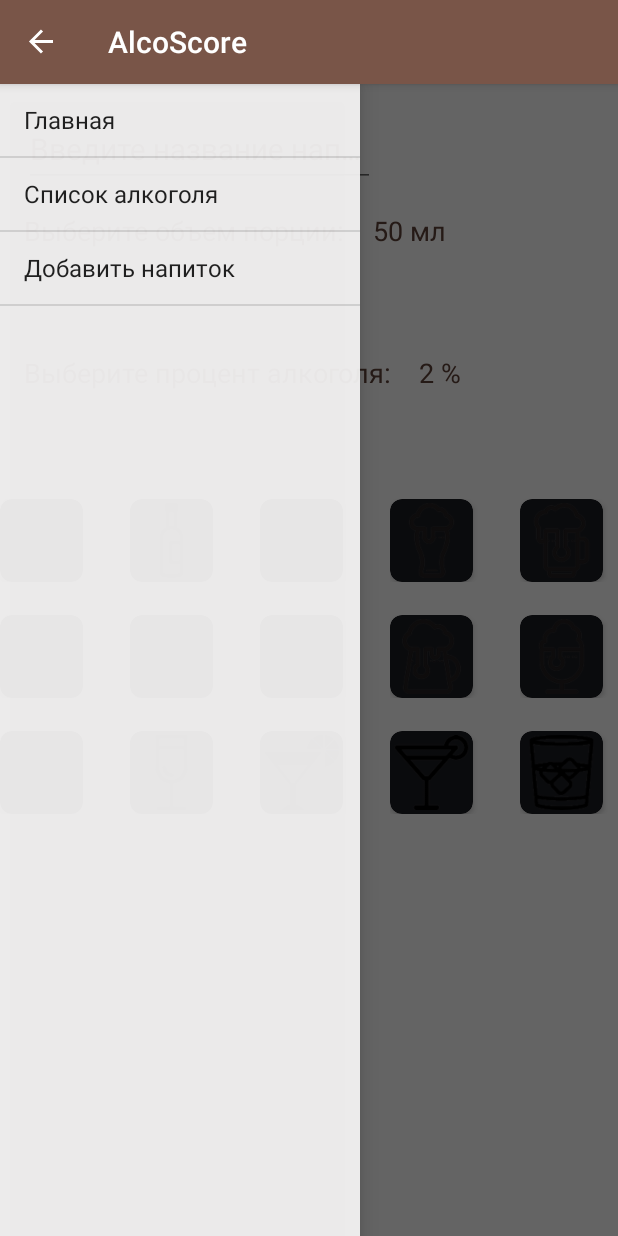
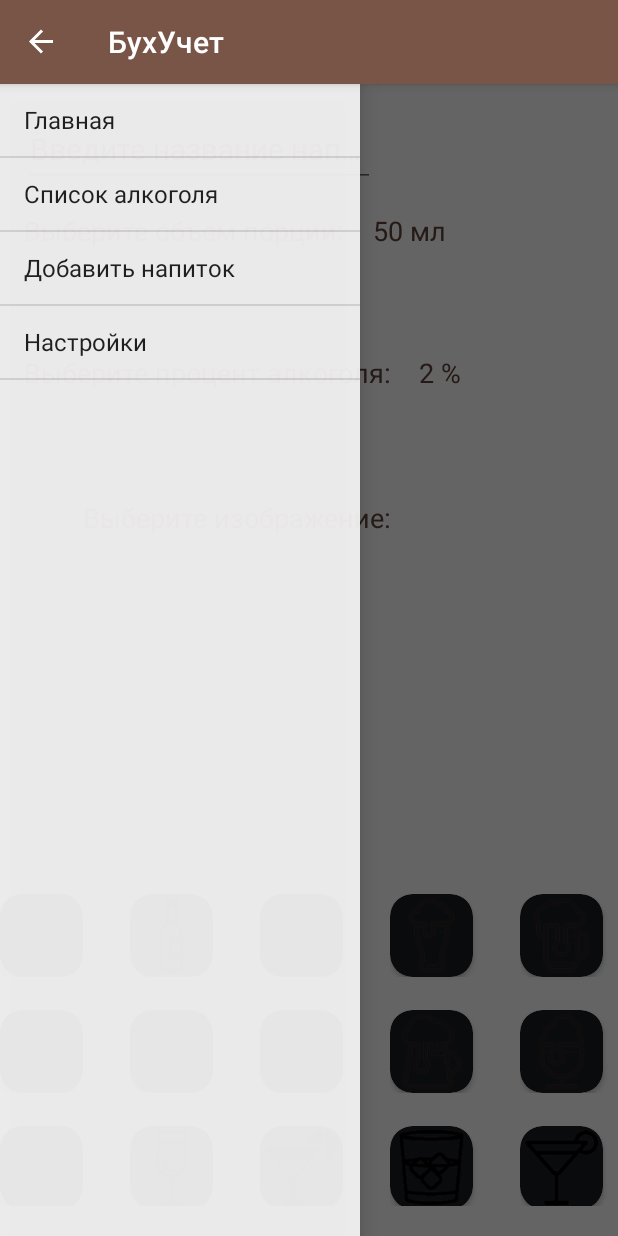
Before and after one commit to aliot2010/AlcoScore, an Android app: the fragment AddAlcohole placed in its activity, with the side drawer open, on a phone screen of 412 x 824 dp. Run offline under Robolectric (Android 15) with nearby library versions, the phone set to English and light mode, and no system bars; libraries missing offline, so code that uses them is left out: org.adw.library; plain views replace DiscreteSeekBar; 4 statements that could not run were skipped.

Commit message:
начал настройки

```diff
--- a/app/build.gradle
+++ b/app/build.gradle
@@ -26,10 +26,10 @@ dependencies {
     })
     compile 'com.android.support:appcompat-v7:24.2.1'
     compile 'com.android.support:support-v4:24.2.1'
-    compile 'com.android.support:design:24.2.0'
+    compile 'com.android.support:design:24.2.1'
     compile 'com.google.android.gms:play-services:9.8.0'
     compile 'com.android.support:recyclerview-v7:24.2.1'
     compile 'org.adw.library:discrete-seekbar:1.0.1'
+    compile 'com.android.support:cardview-v7:25.0.0'
     testCompile 'junit:junit:4.12'
-    compile 'com.android.support:cardview-v7:25.0.0'
 }
--- a/app/src/main/java/com/example/aliot10/alcoscore/AddAlcohole.java
+++ b/app/src/main/java/com/example/aliot10/alcoscore/AddAlcohole.java
@@ -2,12 +2,18 @@ package com.example.aliot10.alcoscore;
 
 
 import android.app.Fragment;
+import android.database.sqlite.SQLiteDatabase;
+import android.os.AsyncTask;
 import android.os.Bundle;
 import android.view.LayoutInflater;
 import android.view.View;
 import android.view.ViewGroup;
+import android.widget.AbsListView;
+import android.widget.AdapterView;
+import android.widget.EditText;
 import android.widget.GridView;
 import android.widget.TextView;
+import android.widget.Toast;
 
 import com.example.aliot10.alcoscore.adapters.MyGridAdapter;
 
@@ -17,14 +23,24 @@ import org.adw.library.widgets.discreteseekbar.DiscreteSeekBar;
  * A simple {@link Fragment} subclass.
  */
 public class AddAlcohole extends Fragment {
+    EditText editName;
     private TextView valTextView, procentTextView;
     DiscreteSeekBar valSeekBar, procentSeek;
-    int volume = 50,  procent = 2;
+    int volume = 50,  procent = 2, setImagePath = 0;
     private GridView gridOfImages;
     Integer[] list = {R.drawable.alc1, R.drawable.alc2, R.drawable.alc3, R.drawable.alc4, R.drawable.alc5,
             R.drawable.alc6, R.drawable.alc7, R.drawable.alc8, R.drawable.alc9, R.drawable.alc10,
-            R.drawable.alc11, R.drawable.alc12, R.drawable.alc13, R.drawable.alc14, R.drawable.alc15};
+            R.drawable.alc11, R.drawable.alc12, R.drawable.alc13, R.drawable.alc15,
+            R.drawable.alc14,  R.drawable.alc16, R.drawable.alc17, R.drawable.alc18,
+            R.drawable.alc19, R.drawable.alc20, R.drawable.alc21, R.drawable.alc22, R.drawable.alc23,
+            R.drawable.alc24, R.drawable.alc25, R.drawable.alc26, R.drawable.alc27,
+            R.drawable.alc29, R.drawable.alc30, R.drawable.alc31, R.drawable.alc32, R.drawable.alc33,
+            R.drawable.alc34, R.drawable.alc35, R.drawable.alc36, R.drawable.alc37, R.drawable.alc38,
+            R.drawable.alc39, R.drawable.alc40, R.drawable.alc41};
     MyGridAdapter adapter;
+
+    String setName = null;
+
     public AddAlcohole() {
         // Required empty public constructor
     }
@@ -47,8 +63,10 @@ public class AddAlcohole extends Fragment {
         valSeekBar = (DiscreteSeekBar) getActivity().findViewById(R.id.valSeek);
         procentSeek = (DiscreteSeekBar) getActivity().findViewById(R.id.procentSeek);
 
+        editName = (EditText) getActivity().findViewById(R.id.inputNameEditText);
+
         gridOfImages = (GridView) getActivity().findViewById(R.id.gridOfImages);
-
+        gridOfImages.setChoiceMode(AbsListView.CHOICE_MODE_SINGLE);
         createDridView();
         setSeekBarListeners();
 
@@ -58,7 +76,23 @@ public class AddAlcohole extends Fragment {
     private void createDridView() {
         adapter = new MyGridAdapter(getActivity().getBaseContext(),
                 R.layout.griditem, list);
+
         gridOfImages.setAdapter(adapter);
+
+        gridOfImages.setOnItemClickListener(new AdapterView.OnItemClickListener() {
+            @Override
+            public void onItemClick(AdapterView<?> adapterView, View view, int i, long l) {
+                if (String.valueOf(editName.getText()).length() != 0){
+                    Alcohol alcohol = new Alcohol(String.valueOf(editName.getText()), volume, procent, list[i], 0);
+                    new AsyncAddAlc().execute(alcohol);
+                }else{
+                    Toast toast = Toast.makeText(getActivity().getBaseContext(),
+                            "Введите корректное название", Toast.LENGTH_SHORT);
+                    toast.show();
+                }
+
+            }
+        });
     }
 
     private void setSeekBarListeners(){
@@ -98,6 +132,26 @@ public class AddAlcohole extends Fragment {
             }
         });
     }
+    class  AsyncAddAlc extends AsyncTask<Alcohol, Void, Void>{
+        SQLiteDatabase db;
 
+        @Override
+        protected Void doInBackground(Alcohol... alcohols) {
+            db=AlcoholDatabaseHelper
+                    .openWritableDb(getActivity().getBaseContext());
+            AlcoholDatabaseHelper.insertDrink(db, alcohols[0].getName(), alcohols[0].getVolume(),
+                    alcohols[0].getVolumeOfAlc(), alcohols[0].getImagePath(), alcohols[0].getFavorite());
+                publishProgress();
+            return null;
+        }
+
+        @Override
+        protected void onProgressUpdate(Void... values) {
+            super.onProgressUpdate(values);
+            Toast toast = Toast.makeText(getActivity().getBaseContext(),
+                    "Напиток создан успешно", Toast.LENGTH_SHORT);
+            toast.show();
+        }
+    }
 
 }
--- a/app/src/main/java/com/example/aliot10/alcoscore/AlcoholDatabaseHelper.java
+++ b/app/src/main/java/com/example/aliot10/alcoscore/AlcoholDatabaseHelper.java
@@ -47,6 +47,10 @@ public class AlcoholDatabaseHelper extends  SQLiteOpenHelper{
 
 
     }
+    public static SQLiteDatabase openWritableDb(Context context){
+        AlcoholDatabaseHelper dbHelper = new AlcoholDatabaseHelper(context);
+        return dbHelper.getWritableDatabase();
+    }
 
     public static void insertDrink(SQLiteDatabase db, String name,
                                     int volume, int volumeOfAlcohol,
--- a/app/src/main/java/com/example/aliot10/alcoscore/MainActivity.java
+++ b/app/src/main/java/com/example/aliot10/alcoscore/MainActivity.java
@@ -136,6 +136,10 @@ public class MainActivity extends AppCompatActivity {
                         break;
                     case 2:
                         fragment = new AddAlcohole();
+                        break;
+                    case 3:
+                        fragment = new SettingFragment();
+                        break;
 
                 }
 
--- /dev/null
+++ b/app/src/main/res/drawable/selector.xml
@@ -0,0 +1,6 @@
+<selector xmlns:android="http://schemas.android.com/apk/res/android">
+
+    <item android:drawable="@color/colorPrimary" android:state_selected="true"/>
+    <item android:drawable="@color/wallet_secondary_text_holo_dark"/>
+
+</selector>
--- a/app/src/main/res/layout/fragment_add_alcohole.xml
+++ b/app/src/main/res/layout/fragment_add_alcohole.xml
@@ -129,17 +129,34 @@
         android:layout_below="@+id/procentTextView"
         android:layout_alignParentStart="true" />
 
+    <TextView
+        android:text="Выберите изображение:"
+        android:textColor="@color/colorPrimaryDark"
+        android:layout_width="wrap_content"
+        android:layout_height="wrap_content"
+        android:textSize="18sp"
+
+        android:layout_marginTop="14dp"
+        android:layout_below="@+id/procentSeek"
+        android:layout_toStartOf="@+id/procentTextView2" />
+
     <GridView
-        android:layout_marginTop="14dp"
         android:numColumns="5"
+        android:scrollbars="horizontal"
         android:listSelector="@color/colorPrimaryDark"
         android:id="@+id/gridOfImages"
         android:verticalSpacing="22dp"
         android:horizontalSpacing="22dp"
         android:layout_width="match_parent"
-        android:layout_height="match_parent"
-        android:layout_below="@+id/procentSeek"
-        android:layout_toStartOf="@+id/valTextView"
-        android:layout_alignParentEnd="true" />
+        android:layout_height="208dp"
+        android:verticalScrollbarPosition="right"
+
+
+        android:layout_alignParentBottom="true"
+        android:layout_alignParentStart="true"
+        android:layout_marginBottom="20dp"
+
+        />
+
 
 </RelativeLayout>
--- a/app/src/main/res/layout/griditem.xml
+++ b/app/src/main/res/layout/griditem.xml
@@ -6,7 +6,7 @@
     >
 
     <android.support.v7.widget.CardView
-        app:cardCornerRadius="8dp"
+        app:cardCornerRadius="15dp"
         android:layout_width="55dp"
         android:layout_height="55dp"
         android:layout_gravity="center"
@@ -20,4 +20,5 @@
             app:srcCompat="@drawable/alc1"
             android:id="@+id/imageViewInCardView" />
     </android.support.v7.widget.CardView>
+
 </RelativeLayout>
--- a/app/src/main/res/values/strings.xml
+++ b/app/src/main/res/values/strings.xml
@@ -1,9 +1,10 @@
 <resources>
-    <string name="app_name">AlcoScore</string>
+    <string name="app_name">БухУчет</string>
     <string-array name="titles">
         <item>Главная</item>
         <item>Список алкоголя</item>
         <item>Добавить напиток</item>
+        <item>Настройки</item>
     </string-array>
     <string name="open_drawer">Open drawer</string>
     <string name="close_drawer">Close drawer</string>
```
Also changed, not shown: app/src/main/java/com/example/aliot10/alcoscore/Alcohol.java (+16 -0 lines), app/src/main/java/com/example/aliot10/alcoscore/SettingFragment.java (added, +106 -0 lines), app/src/main/res/layout/fragment_setting.xml (added, +123 -0 lines), app/src/main/res/mipmap-hdpi/ic_add_white_36dp.png (added), app/src/main/res/mipmap-xxhdpi/save.png (added).
